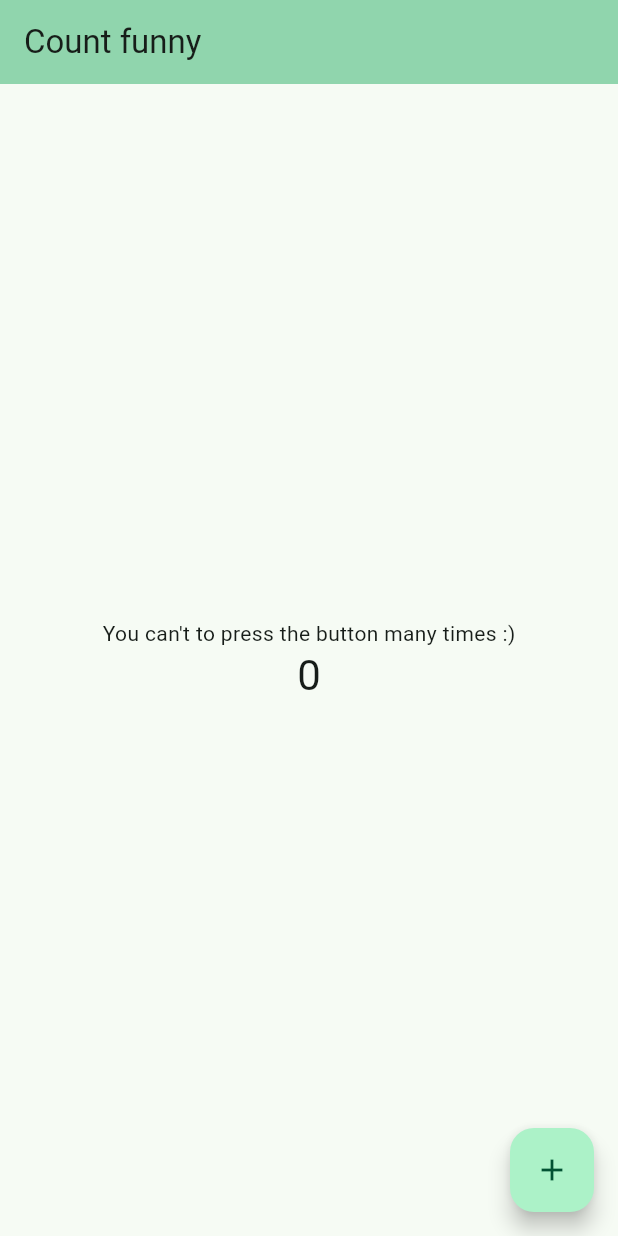
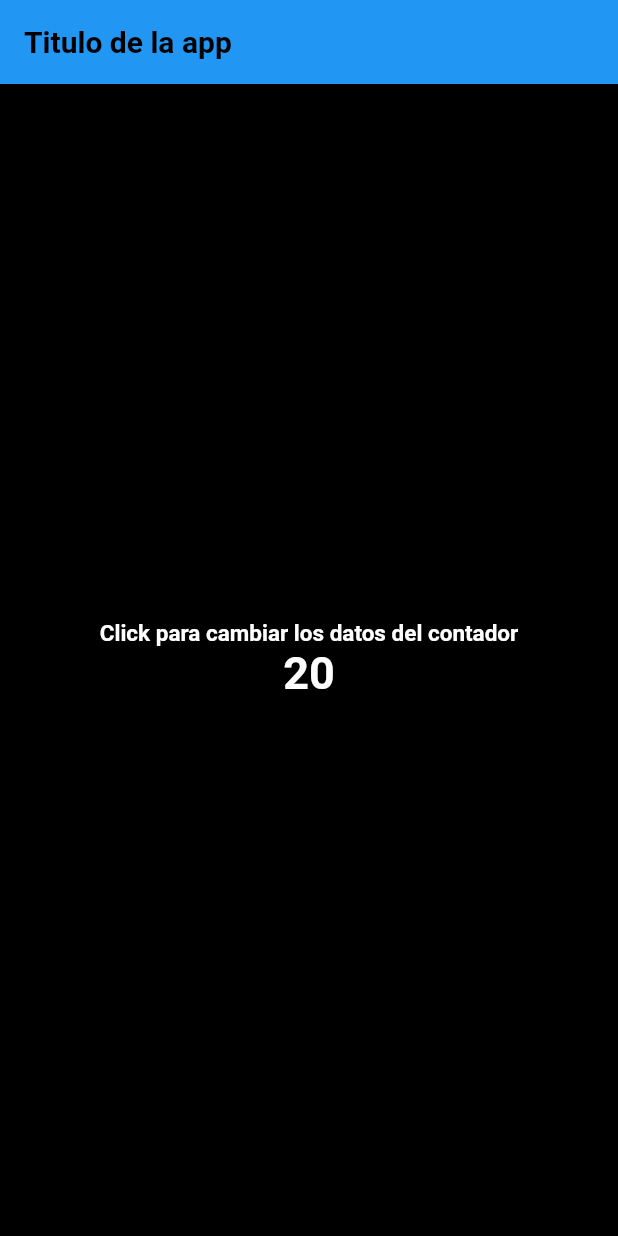
Before and after one commit to Yero-des/mlt_app_flutter, a Flutter app: the screen it shows after launch, on a phone screen of 412 x 824 dp. Run offline on Flutter 3.47's test engine with Material 2 defaults, Android fonts, the phone set to English and light mode, and no system bars.

Commit message:
Commit text flutter

```diff
--- a/lib/main.dart
+++ b/lib/main.dart
@@ -1,3 +1,4 @@
+import 'package:app_test/screens/home_screen.dart';
 import 'package:flutter/material.dart';
 
 void main() {
@@ -5,108 +6,19 @@ void main() {
 }
 
 class MyApp extends StatelessWidget {
-  const MyApp({super.key});
 
-  // This widget is the root of your application.
-  @override
-  Widget build(BuildContext context) {
-    return MaterialApp(
-      title: 'Flutter Demo',
-      theme: ThemeData(
-        // This is the theme of your application.
-        //
-        // TRY THIS: Try running your application with "flutter run". You'll see
-        // the application has a blue toolbar. Then, without quitting the app,
-        // try changing the seedColor in the colorScheme below to Colors.green
-        // and then invoke "hot reload" (save your changes or press the "hot
-        // reload" button in a Flutter-supported IDE, or press "r" if you used
-        // the command line to start the app).
-        //
-        // Notice that the counter didn't reset back to zero; the application
-        // state is not lost during the reload. To reset the state, use hot
-        // restart instead.
-        //
-        // This works for code too, not just values: Most code changes can be
-        // tested with just a hot reload.
-        colorScheme: ColorScheme.fromSeed(seedColor: Colors.greenAccent),
-        useMaterial3: true,
-      ),
-      home: const MyHomePage(title: 'Count funny'),
-    );
-  }
-}
-
-class MyHomePage extends StatefulWidget {
-  const MyHomePage({super.key, required this.title});
-
-  // This widget is the home page of your application. It is stateful, meaning
-  // that it has a State object (defined below) that contains fields that affect
-  // how it looks.
-
-  // This class is the configuration for the state. It holds the values (in this
-  // case the title) provided by the parent (in this case the App widget) and
-  // used by the build method of the State. Fields in a Widget subclass are
-  // always marked "final".
-
-  final String title;
-
-  @override
-  State<MyHomePage> createState() => _MyHomePageState();
-}
-
-class _MyHomePageState extends State<MyHomePage> {
-  int _counter = 0;
-
-  void _incrementCounter() {
-    setState(() {
-      // This call to setState tells the Flutter framework that something has
-      // changed in this State, which causes it to rerun the build method below
-      // so that the display can reflect the updated values. If we changed
-      // _counter without calling setState(), then the build method would not be
-      // called again, and so nothing would appear to happen.
-      _counter++;
-    });
-  }
+  const MyApp({super.key}); // Key widget, important
 
   @override
   Widget build(BuildContext context) {
-    // This method is rerun every time setState is called, for instance as done
-    // by the _incrementCounter method above.
-    //
-    // The Flutter framework has been optimized to make rerunning build methods
-    // fast, so that you can just rebuild anything that needs updating rather
-    // than having to individually change instances of widgets.
-    return Scaffold(
-      appBar: AppBar(
-        // TRY THIS: Try changing the color here to a specific color (to
-        // Colors.amber, perhaps?) and trigger a hot reload to see the AppBar
-        // change color while the other colors stay the same.
-        backgroundColor: Theme.of(context).colorScheme.inversePrimary,
-        // Here we take the value from the MyHomePage object that was created by
-        // the App.build method, and use it to set our appbar title.
-        title: Text(widget.title),
-      ),
-      body: Center(
-        // Center is a layout widget. It takes a single child and positions it
-        // in the middle of the parent.
-        child: Column(
-          mainAxisAlignment: MainAxisAlignment.center,
-          children: <Widget>[
-            const Text(
-              "You can't to press the button many times :)",
-            ),
-            Text(
-              '$_counter',
-              style: Theme.of(context).textTheme.headlineMedium
-            ),
-          ],
-        ),
-      ),
-      floatingActionButton: FloatingActionButton(
-        onPressed: _incrementCounter,
-        tooltip: 'Increment',
-        child: const Icon(Icons.add),
-      ), // This trailing comma makes auto-formatting nicer for build methods.
+
+    return const MaterialApp(
+
+      home: HomeScreen(),
+      debugShowCheckedModeBanner: false, // No debug
+
     );
+
   }
+
 }
--- /dev/null
+++ b/lib/screens/home_screen.dart
@@ -0,0 +1,46 @@
+import 'package:flutter/material.dart';
+
+void main() => runApp(const HomeScreen());
+
+class HomeScreen extends StatelessWidget {
+
+  const HomeScreen({super.key});
+
+  @override
+  Widget build(BuildContext context) {
+    return Scaffold(
+      appBar: AppBar(
+        title: const Text(
+          "Titulo de la app",
+          style: TextStyle(
+            color: Colors.black,
+            fontWeight: FontWeight.bold
+          ),
+        ),
+        elevation: 10,
+      ),
+      backgroundColor: const Color.fromARGB(255, 0, 0, 0),
+      body: const Center(
+        child: Column(
+          mainAxisAlignment: MainAxisAlignment.center,
+          crossAxisAlignment: CrossAxisAlignment.center,
+          children: <Widget> [
+            Text("Click para cambiar los datos del contador", style: TextStyle(
+                color: Colors.white, // Cambia el color
+                fontSize: 15, // Tamaño de fuente opcional
+                fontWeight: FontWeight.bold, // Peso de fuente opcional
+              ),
+            ),
+            Text("20", style: TextStyle(
+                color: Colors.white, // Cambia el color
+                fontSize: 30, // Tamaño de fuente opcional
+                fontWeight: FontWeight.bold, // Peso de fuente opcional
+              ),
+            ),
+          ],
+        ),
+      )
+    );
+  }
+
+}
```
